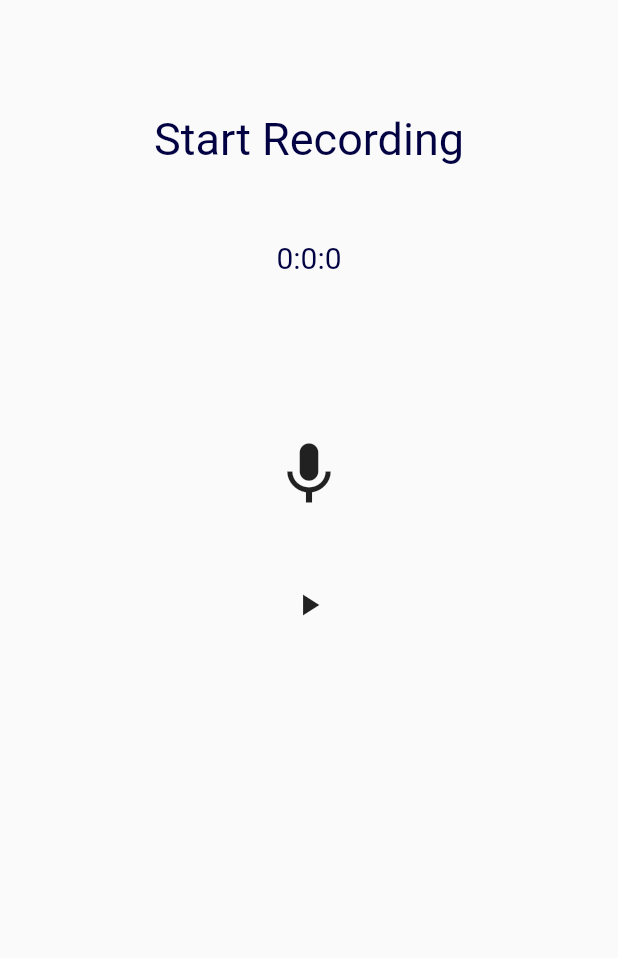
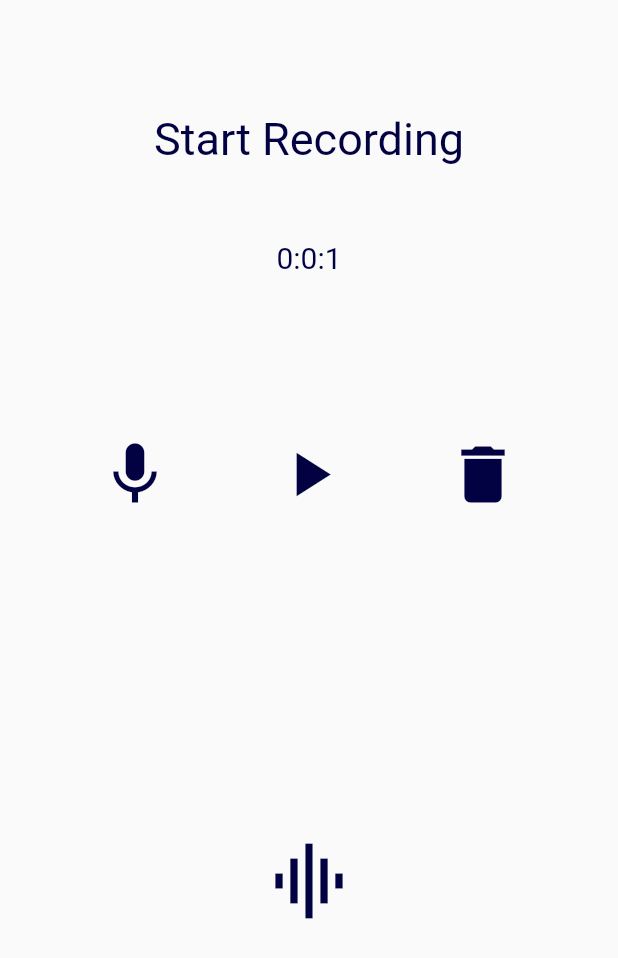
Before and after one commit to heymage/eloquent-hackathon, a Flutter app: the screen it shows after launch, after a tap on the "mic none" icon, on a phone screen of 412 x 824 dp. Shown: the top 958 px of the screen. Run offline on Flutter 3.47's test engine with Material 2 defaults, Android fonts, the phone set to English and light mode, and no system bars; missing offline and left inert: flutter_sound.

Commit message:
finished advanced UI

```diff
--- a/lib/screens/recording_page.dart
+++ b/lib/screens/recording_page.dart
@@ -19,6 +19,7 @@ class _RecordingPageState extends State<RecordingPage> {
     super.dispose();
   }
 
+  int _audioLength = 0;
   int _hour = 0;
   int _min = 0;
   int _sec = 0;
@@ -26,19 +27,6 @@ class _RecordingPageState extends State<RecordingPage> {
   var _micIcon = Icons.mic_none;
 
   Future<void> _startRecording() async {
-    new Timer.periodic(Duration(seconds: 1), (Timer timer) {
-      _sec += 1;
-      if (_sec > 59) {
-        _sec = 0;
-        _min += 1;
-        if (_min > 59) {
-          _sec = 0;
-          _min = 0;
-          _hour += 1;
-        }
-      }
-      }
-    );
     Directory tempDir = await getTemporaryDirectory();
     File outputFile = File('${tempDir.path}/flutter_sound-tmp.aac');
     String path = await flutterSound.startRecorder(uri: outputFile.path, codec: t_CODEC.CODEC_AAC);
@@ -64,6 +52,26 @@ class _RecordingPageState extends State<RecordingPage> {
       });
       _startRecording();
     }
+
+    new Timer.periodic(Duration(seconds: 1), (timer) {
+      setState((){
+          if (_isRecording == false) {
+            timer.cancel();
+            return;
+          }
+          _audioLength += 1;
+          _sec += 1;
+          if (_sec > 59) {
+            _sec = 0;
+            _min += 1;
+            if (_min > 59 && _sec > 59) {
+              _sec = 0;
+              _min = 0;
+              _hour += 1;
+            }
+          }
+      });
+    });
   }
 
   Future<void> _playRecording() async {
@@ -71,6 +79,15 @@ class _RecordingPageState extends State<RecordingPage> {
     File fin = File('${tempDir.path}/flutter_sound-tmp.aac');
     String result = await flutterSound.startPlayer(fin.path);
     print(result);
+  }
+
+  void _reset() {
+    _audioLength = 0;
+    setState(() {
+      _hour = 0;
+    _min = 0;
+    _sec = 0;
+    });
   }
 
   @override
@@ -84,14 +101,18 @@ class _RecordingPageState extends State<RecordingPage> {
             SizedBox(height: 50),
             Text("${_hour.toString()}:${_min.toString()}:${_sec.toString()}", style: TextStyle(color: Color(0xFF020243), fontSize: 20)),
             SizedBox(height: 100),
-            IconButton(icon: Icon(_micIcon), iconSize: 50, onPressed: _handleRecording),
-            SizedBox(height: 30),
             Row(
               mainAxisAlignment: MainAxisAlignment.center,
               children: <Widget>[
-                IconButton(icon: Icon(Icons.play_arrow), onPressed: _playRecording),
+                IconButton(icon: Icon(_micIcon, color: Color(0xFF020243)), iconSize: 50, onPressed: _handleRecording),
+                SizedBox(width: 50),
+                IconButton(icon: Icon(Icons.play_arrow, color: Color(0xFF020243)),iconSize: 50, onPressed: _playRecording),
+                SizedBox(width: 50),
+                IconButton(icon: Icon(Icons.delete, color: Color(0xFF020243)),iconSize: 50, onPressed: _reset)
               ],
             ),
+            SizedBox(height: 200),
+            IconButton(icon: Icon(Icons.graphic_eq, color: Color(0xFF020243)), iconSize: 60, onPressed: null)
           ],
         )
       )
```
